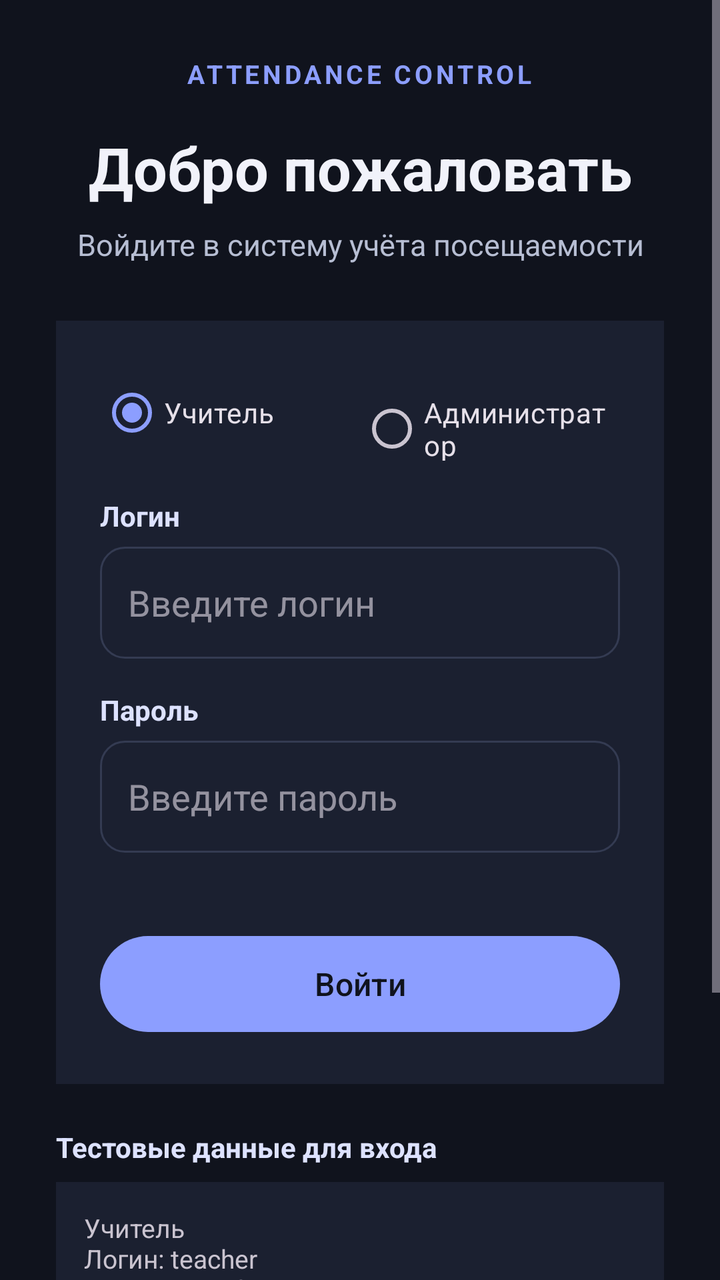
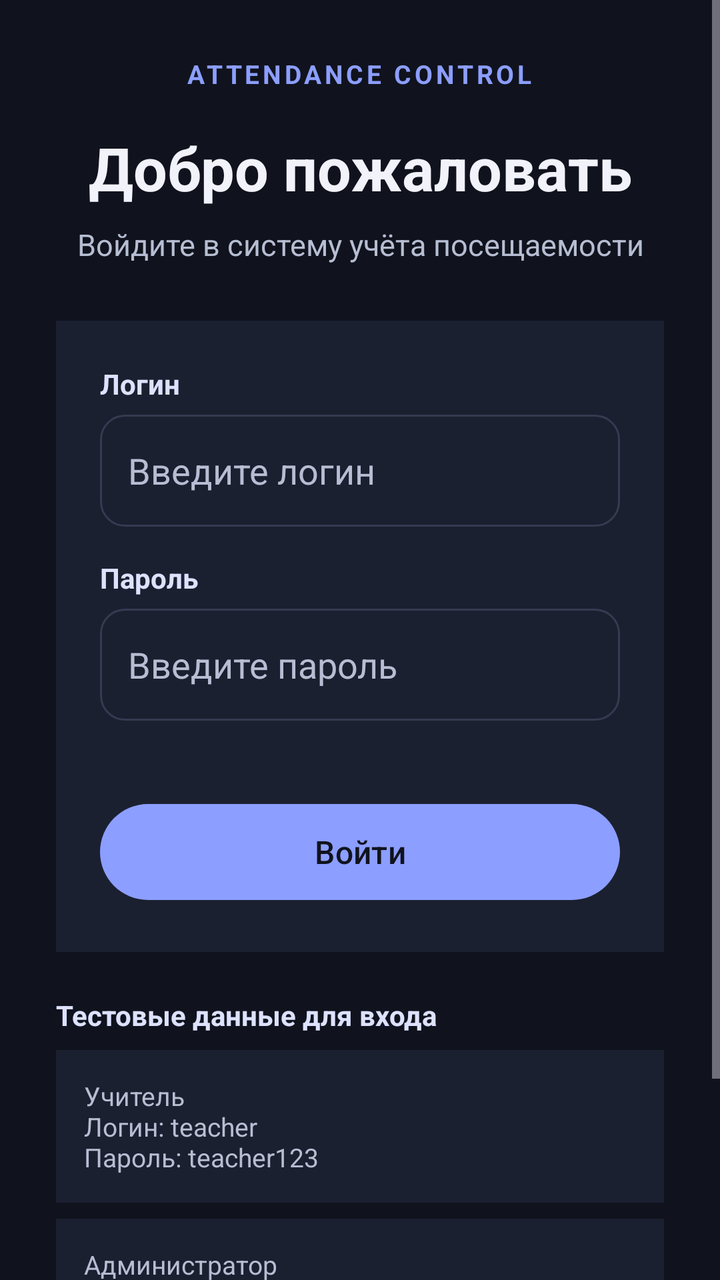

Screens rendered from an Android XML layout before and after an edit, with the pre-edit source and the edit as a unified diff.
<!-- AndroidManifest.xml: application theme Theme.AttendanceControl -->
<!-- res/layout/activity_login.xml -->
<?xml version="1.0" encoding="utf-8"?>
<ScrollView xmlns:android="http://schemas.android.com/apk/res/android"
    android:id="@+id/loginRoot"
    android:layout_width="match_parent"
    android:layout_height="match_parent"
    android:fillViewport="true"
    android:background="@color/background">

    <LinearLayout
        android:layout_width="match_parent"
        android:layout_height="wrap_content"
        android:gravity="center"
        android:orientation="vertical"
        android:padding="28dp">

        <TextView
            android:layout_width="wrap_content"
            android:layout_height="wrap_content"
            android:text="ATTENDANCE CONTROL"
            android:textColor="@color/indigo_500"
            android:textStyle="bold"
            android:textSize="13sp"
            android:letterSpacing="0.12"
            android:layout_marginBottom="18dp" />

        <TextView
            android:layout_width="match_parent"
            android:layout_height="wrap_content"
            android:text="@string/login_title"
            android:textColor="@color/on_surface"
            android:textSize="30sp"
            android:textStyle="bold"
            android:gravity="center"
            android:layout_marginBottom="8dp" />

        <TextView
            android:layout_width="match_parent"
            android:layout_height="wrap_content"
            android:text="@string/login_subtitle"
            android:textColor="@color/text_secondary"
            android:textSize="15sp"
            android:gravity="center"
            android:layout_marginBottom="28dp" />

        <LinearLayout
            android:layout_width="match_parent"
            android:layout_height="wrap_content"
            android:orientation="vertical"
            android:padding="22dp"
            android:background="@color/surface">

            <RadioGroup
                android:id="@+id/roleGroup"
                android:layout_width="match_parent"
                android:layout_height="wrap_content"
                android:orientation="horizontal"
                android:checkedButton="@id/roleTeacher"
                android:layout_marginBottom="18dp">

                <RadioButton
                    android:id="@+id/roleTeacher"
                    android:layout_width="0dp"
                    android:layout_height="wrap_content"
                    android:layout_weight="1"
                    android:text="@string/login_teacher" />

                <RadioButton
                    android:id="@+id/roleAdmin"
                    android:layout_width="0dp"
                    android:layout_height="wrap_content"
                    android:layout_weight="1"
                    android:text="@string/login_admin" />
            </RadioGroup>

            <TextView
                android:layout_width="wrap_content"
                android:layout_height="wrap_content"
                android:text="@string/login_username_label"
                android:textColor="@color/indigo_900"
                android:textStyle="bold"
                android:layout_marginBottom="6dp" />

            <EditText
                android:id="@+id/loginInput"
                android:layout_width="match_parent"
                android:layout_height="56dp"
                android:hint="@string/login_username_hint"
                android:inputType="text"
                android:autofillHints="username"
                android:singleLine="true"
                android:paddingHorizontal="14dp"
                android:background="@drawable/login_input_background"
                android:layout_marginBottom="16dp" />

            <TextView
                android:layout_width="wrap_content"
                android:layout_height="wrap_content"
                android:text="@string/login_password_label"
                android:textColor="@color/indigo_900"
                android:textStyle="bold"
                android:layout_marginBottom="6dp" />

            <EditText
                android:id="@+id/passwordInput"
                android:layout_width="match_parent"
                android:layout_height="56dp"
                android:hint="@string/login_password_hint"
                android:inputType="textPassword"
                android:autofillHints="password"
                android:singleLine="true"
                android:paddingHorizontal="14dp"
                android:background="@drawable/login_input_background"
                android:layout_marginBottom="12dp" />

            <TextView
                android:id="@+id/loginError"
                android:layout_width="match_parent"
                android:layout_height="wrap_content"
                android:textColor="@color/error"
                android:textSize="13sp"
                android:layout_marginBottom="8dp" />

            <Button
                android:id="@+id/loginButton"
                style="@style/Widget.App.Button.Primary"
                android:layout_width="match_parent"
                android:layout_height="56dp"
                android:text="@string/login_button"
                android:textAllCaps="false"
                android:textSize="16sp" />
        </LinearLayout>

        <TextView
            android:layout_width="match_parent"
            android:layout_height="wrap_content"
            android:text="@string/login_demo_credentials"
            android:textColor="@color/indigo_900"
            android:textStyle="bold"
            android:textSize="14sp"
            android:layout_marginTop="22dp"
            android:layout_marginBottom="8dp" />

        <TextView
            android:layout_width="match_parent"
            android:layout_height="wrap_content"
            android:text="@string/login_demo_teacher"
            android:textColor="?android:attr/textColorSecondary"
            android:textSize="13sp"
            android:background="@color/surface"
            android:padding="14dp" />

        <TextView
            android:layout_width="match_parent"
            android:layout_height="wrap_content"
            android:text="@string/login_demo_admin"
            android:textColor="?android:attr/textColorSecondary"
            android:textSize="13sp"
            android:background="@color/surface"
            android:padding="14dp"
            android:layout_marginTop="8dp" />

        <TextView
            android:layout_width="match_parent"
            android:layout_height="wrap_content"
            android:text="@string/login_demo_note"
            android:textColor="?android:attr/textColorSecondary"
            android:textSize="11sp"
            android:gravity="center"
            android:layout_marginTop="18dp" />
    </LinearLayout>
</ScrollView>
<!-- resources referenced by this layout -->
<resources>
  <color name="background">#10131D</color>
  <color name="error">#FF8A80</color>
  <color name="indigo_500">#8C9EFF</color>
  <color name="indigo_900">#DDE2FF</color>
  <color name="on_surface">#F1F2FA</color>
  <color name="surface">#1B2030</color>
  <color name="text_secondary">#B7BED3</color>
  <!-- drawable login_input_background (drawable) -->
  <?xml version="1.0" encoding="utf-8"?>
  <shape xmlns:android="http://schemas.android.com/apk/res/android">
      <solid android:color="@color/surface" />
      <stroke android:width="1dp" android:color="@color/divider" />
      <corners android:radius="12dp" />
  </shape>
  <string name="login_admin">Администратор</string>
  <string name="login_button">Войти</string>
  <string name="login_demo_admin">Администратор\nЛогин: admin\nПароль: admin123</string>
  <string name="login_demo_credentials">Тестовые данные для входа</string>
  <string name="login_demo_note">Демонстрационный режим. Не используйте эти данные в рабочей системе.</string>
  <string name="login_demo_teacher">Учитель\nЛогин: teacher\nПароль: teacher123</string>
  <string name="login_password_hint">Введите пароль</string>
  <string name="login_password_label">Пароль</string>
  <string name="login_subtitle">Войдите в систему учёта посещаемости</string>
  <string name="login_teacher">Учитель</string>
  <string name="login_title">Добро пожаловать</string>
  <string name="login_username_hint">Введите логин</string>
  <string name="login_username_label">Логин</string>
  <style name="Widget.App.Button.Primary" parent="Widget.Material3.Button">
          <item name="backgroundTint">@color/indigo_500</item>
          <item name="android:textColor">@color/on_primary</item>
      </style>
  <style name="Theme.AttendanceControl" parent="Base.Theme.AttendanceControl" />
  <color name="divider">#343B52</color>
  <color name="on_primary">#10131D</color>
  <style name="Base.Theme.AttendanceControl" parent="Theme.Material3.Dark.NoActionBar">
          <item name="colorPrimary">@color/indigo_500</item>
          <item name="colorPrimaryDark">@color/background</item>
          <item name="colorPrimaryContainer">@color/indigo_100</item>
          <item name="colorOnPrimary">@color/on_primary</item>
          <item name="colorOnPrimaryContainer">@color/indigo_900</item>
  
          <item name="colorSecondary">@color/amber_600</item>
          <item name="colorSecondaryContainer">@color/amber_200</item>
          <item name="colorOnSecondary">@color/background</item>
  
          <item name="android:colorBackground">@color/background</item>
          <item name="colorSurface">@color/surface</item>
          <item name="colorSurfaceVariant">@color/surface_variant</item>
          <item name="colorOnBackground">@color/on_background</item>
          <item name="colorOnSurface">@color/on_surface</item>
  
          <item name="android:statusBarColor">@color/background</item>
          <item name="android:navigationBarColor">@color/background</item>
          <item name="android:windowLightStatusBar">false</item>
          <item name="android:windowLightNavigationBar">false</item>
          <item name="colorError">@color/error</item>
      </style>
  <color name="indigo_100">#39436B</color>
  <color name="amber_600">#FFCA28</color>
  <color name="amber_200">#6D5720</color>
  <color name="surface_variant">#2B3248</color>
  <color name="on_background">#F1F2FA</color>
</resources>

<!-- the commit's change to res/layout/activity_login.xml (unified diff, before → after) -->
@@ -49,29 +49,6 @@
             android:padding="22dp"
             android:background="@color/surface">
 
-            <RadioGroup
-                android:id="@+id/roleGroup"
-                android:layout_width="match_parent"
-                android:layout_height="wrap_content"
-                android:orientation="horizontal"
-                android:checkedButton="@id/roleTeacher"
-                android:layout_marginBottom="18dp">
-
-                <RadioButton
-                    android:id="@+id/roleTeacher"
-                    android:layout_width="0dp"
-                    android:layout_height="wrap_content"
-                    android:layout_weight="1"
-                    android:text="@string/login_teacher" />
-
-                <RadioButton
-                    android:id="@+id/roleAdmin"
-                    android:layout_width="0dp"
-                    android:layout_height="wrap_content"
-                    android:layout_weight="1"
-                    android:text="@string/login_admin" />
-            </RadioGroup>
-
             <TextView
                 android:layout_width="wrap_content"
                 android:layout_height="wrap_content"
@@ -88,6 +65,8 @@
                 android:inputType="text"
                 android:autofillHints="username"
                 android:singleLine="true"
+                android:textColor="@color/on_surface"
+                android:textColorHint="@color/text_secondary"
                 android:paddingHorizontal="14dp"
                 android:background="@drawable/login_input_background"
                 android:layout_marginBottom="16dp" />
@@ -108,6 +87,8 @@
                 android:inputType="textPassword"
                 android:autofillHints="password"
                 android:singleLine="true"
+                android:textColor="@color/on_surface"
+                android:textColorHint="@color/text_secondary"
                 android:paddingHorizontal="14dp"
                 android:background="@drawable/login_input_background"
                 android:layout_marginBottom="12dp" />
@@ -144,7 +125,7 @@
             android:layout_width="match_parent"
             android:layout_height="wrap_content"
             android:text="@string/login_demo_teacher"
-            android:textColor="?android:attr/textColorSecondary"
+            android:textColor="@color/text_secondary"
             android:textSize="13sp"
             android:background="@color/surface"
             android:padding="14dp" />
@@ -153,7 +134,7 @@
             android:layout_width="match_parent"
             android:layout_height="wrap_content"
             android:text="@string/login_demo_admin"
-            android:textColor="?android:attr/textColorSecondary"
+            android:textColor="@color/text_secondary"
             android:textSize="13sp"
             android:background="@color/surface"
             android:padding="14dp"
@@ -163,7 +144,7 @@
             android:layout_width="match_parent"
             android:layout_height="wrap_content"
             android:text="@string/login_demo_note"
-            android:textColor="?android:attr/textColorSecondary"
+            android:textColor="@color/text_secondary"
             android:textSize="11sp"
             android:gravity="center"
             android:layout_marginTop="18dp" />
<!-- resource entries referenced after the edit -->
@@ -14,7 +14,6 @@
       <stroke android:width="1dp" android:color="@color/divider" />
       <corners android:radius="12dp" />
   </shape>
-  <string name="login_admin">Администратор</string>
   <string name="login_button">Войти</string>
   <string name="login_demo_admin">Администратор\nЛогин: admin\nПароль: admin123</string>
   <string name="login_demo_credentials">Тестовые данные для входа</string>
@@ -23,7 +22,6 @@
   <string name="login_password_hint">Введите пароль</string>
   <string name="login_password_label">Пароль</string>
   <string name="login_subtitle">Войдите в систему учёта посещаемости</string>
-  <string name="login_teacher">Учитель</string>
   <string name="login_title">Добро пожаловать</string>
   <string name="login_username_hint">Введите логин</string>
   <string name="login_username_label">Логин</string>
